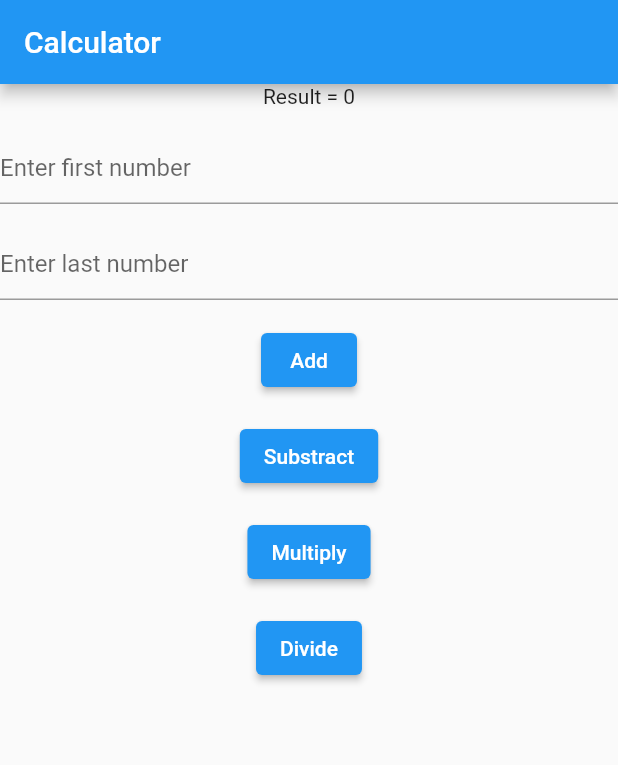
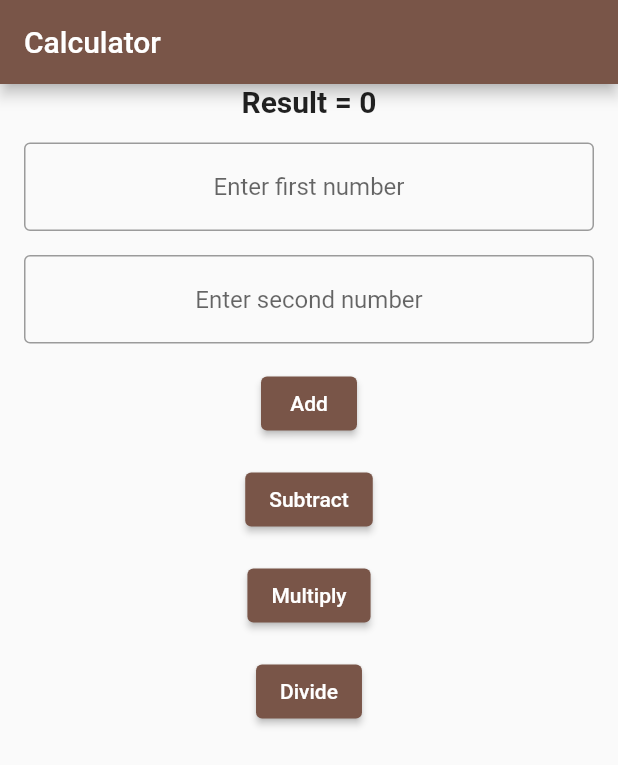
Before and after one commit to axelputra/flutter-axel-peserta-fundamental, a Flutter app: the screen it shows after launch, after a tap on "Add", on a phone screen of 412 x 824 dp. Shown: the top 765 px of the screen. Run offline on Flutter 3.47's test engine with Material 2 defaults, Android fonts, the phone set to English and light mode, and no system bars.

Commit message:
second commit

```diff
--- a/lib/main.dart
+++ b/lib/main.dart
@@ -3,81 +3,126 @@ import 'package:flutter/material.dart';
 void main() => runApp(MyApp());
 
 class MyApp extends StatelessWidget {
-  const MyApp({super.key});
-  // This widget is the root of your application.
+  const MyApp({Key? key}) : super(key: key);
+
   @override
   Widget build(BuildContext context) {
     return MaterialApp(
-      // Application name
       title: 'Calculator',
-      // Application theme data, you can set the colors for the application as
-      // you want
       theme: ThemeData(
-        primarySwatch: Colors.blue,
+        primarySwatch: Colors.brown,
       ),
-      // A widget which will be started on application startup
       home: MyHomePage(title: 'Calculator'),
     );
   }
 }
 
-class MyHomePage extends StatelessWidget {
+class MyHomePage extends StatefulWidget {
   final String title;
   const MyHomePage({Key? key, required this.title}) : super(key: key);
+
+  @override
+  _MyHomePageState createState() => _MyHomePageState();
+}
+
+class _MyHomePageState extends State<MyHomePage> {
+  TextEditingController firstNumberController = TextEditingController();
+  TextEditingController secondNumberController = TextEditingController();
+  int result = 0;
+
+  void addNumbers() {
+    setState(() {
+      int firstNumber = int.parse(firstNumberController.text);
+      int secondNumber = int.parse(secondNumberController.text);
+      result = firstNumber + secondNumber;
+    });
+  }
+
+  void subtractNumbers() {
+    setState(() {
+      int firstNumber = int.parse(firstNumberController.text);
+      int secondNumber = int.parse(secondNumberController.text);
+      result = firstNumber - secondNumber;
+    });
+  }
+
+  void multiplyNumbers() {
+    setState(() {
+      int firstNumber = int.parse(firstNumberController.text);
+      int secondNumber = int.parse(secondNumberController.text);
+      result = firstNumber * secondNumber;
+    });
+  }
+
+  void divideNumbers() {
+    setState(() {
+      int firstNumber = int.parse(firstNumberController.text);
+      int secondNumber = int.parse(secondNumberController.text);
+      result = firstNumber ~/ secondNumber;
+    });
+  }
 
   @override
   Widget build(BuildContext context) {
     return Scaffold(
       appBar: AppBar(
-        title: Text(title),
+        title: Text(widget.title),
       ),
       body: Center(
         child: Column(
           mainAxisAlignment: MainAxisAlignment.start,
           children: <Widget>[
             Text(
-              'Result = 0',
-              textAlign: TextAlign.left,
-              textDirection: TextDirection.ltr,
+              'Result = $result',
+              style: TextStyle(
+                fontSize: 20.0,
+                fontWeight: FontWeight.bold,
+              ),
+                textAlign: TextAlign.left,
+                textDirection: TextDirection.ltr,
             ),
             SizedBox(height: 16), // add vertical space of 16 pixels
-            TextField(
+            Padding(
+              padding: EdgeInsets.symmetric(horizontal: 16.0),
+              child: TextField(
+              controller: firstNumberController,
+              textAlign: TextAlign.center,
               decoration: InputDecoration(
-                hintText: 'Enter first number',
+              border: OutlineInputBorder(),
+              hintText: 'Enter first number',
+                ),
               ),
             ),
             SizedBox(height: 16), // add vertical space of 16 pixels
-            TextField(
+            Padding(
+              padding: EdgeInsets.symmetric(horizontal: 16.0),
+              child: TextField(
+              controller: secondNumberController,
+              textAlign: TextAlign.center,
               decoration: InputDecoration(
-                hintText: 'Enter last number',
+              border: OutlineInputBorder(),
+              hintText: 'Enter second number',
+                ),
               ),
             ),
             SizedBox(height: 16), // add vertical space of 16 pixels
             ElevatedButton(
-              onPressed: () {
-                // Action when button is pressed
-              },
+              onPressed: addNumbers,
               child: Text('Add'),
             ),
             SizedBox(height: 16), // add vertical space of 16 pixels
             ElevatedButton(
-              onPressed: () {
-                // Action when button is pressed
-              },
-              child: Text('Substract'),
+              onPressed: subtractNumbers,
+              child: Text('Subtract'),
             ),
             SizedBox(height: 16), // add vertical space of 16 pixels
             ElevatedButton(
-              onPressed: () {
-                // Action when button is pressed
-              },
+              onPressed: multiplyNumbers,
               child: Text('Multiply'),
             ),
             SizedBox(height: 16), // add vertical space of 16 pixels
             ElevatedButton(
-              onPressed: () {
-                // Action when button is pressed
-              },
+              onPressed: divideNumbers,
               child: Text('Divide'),
             ),
           ],
```
